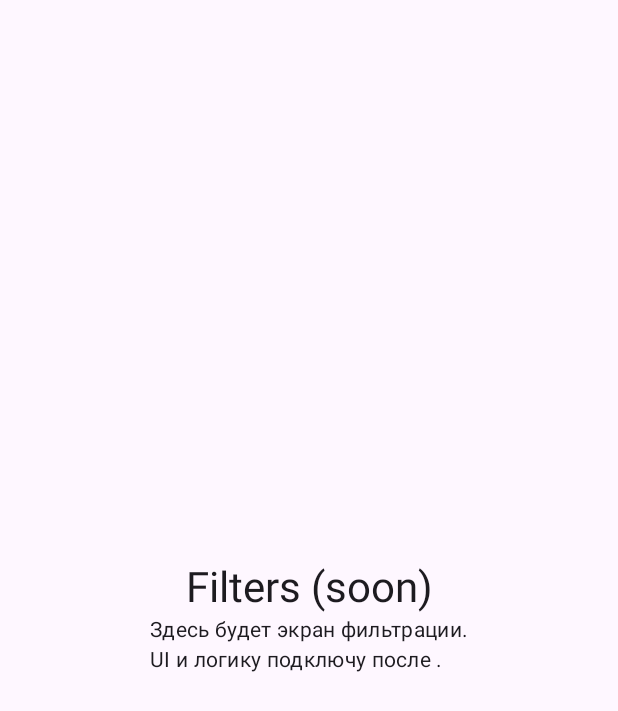
After one commit to DT5GEN/RickyMortia, an Android app built with Jetpack Compose: the composable FilterScreen shown on its own in the app's theme, on a phone screen of 412 x 824 dp. The commit adds this screen. Shown: the top 711 px of the screen. Run offline under Robolectric (Android 15) with nearby library versions, the phone set to English and light mode, and no system bars.

```diff
--- a/app/build.gradle.kts
+++ b/app/build.gradle.kts
@@ -79,6 +79,9 @@ dependencies {
     implementation(libs.room.ktx)
     implementation(libs.androidx.compose.foundation.layout)
     implementation(libs.androidx.foundation)
+    implementation(libs.androidx.core.splashscreen)
+    implementation(libs.androidx.ui)
+    implementation(libs.compose.material3)
     ksp(libs.room.compiler)
     implementation(libs.room.paging)
 
--- /dev/null
+++ b/app/src/main/java/com/dt5gen/rickymortia/ui/screens/FilterScreen.kt
@@ -0,0 +1,28 @@
+package com.dt5gen.rickymortia.ui.screens
+
+import androidx.compose.foundation.layout.Arrangement
+import androidx.compose.foundation.layout.Column
+import androidx.compose.foundation.layout.fillMaxSize
+import androidx.compose.material3.MaterialTheme
+import androidx.compose.material3.Text
+import androidx.compose.runtime.Composable
+import androidx.compose.ui.Alignment
+import androidx.compose.ui.Modifier
+
+@Composable
+fun FilterScreen() {
+    Column(
+        modifier = Modifier.fillMaxSize(),
+        horizontalAlignment = Alignment.CenterHorizontally,
+        verticalArrangement = Arrangement.Center
+    ) {
+        Text(
+            text = "Filters (soon)",
+            style = MaterialTheme.typography.headlineMedium
+        )
+        Text(
+            text = "Здесь будет экран фильтрации.\nUI и логику подключу после .",
+            style = MaterialTheme.typography.bodyMedium
+        )
+    }
+}
--- a/gradle/libs.versions.toml
+++ b/gradle/libs.versions.toml
@@ -21,6 +21,9 @@ paging = "3.3.2"
 coil = "2.7.0"
 foundationLayout = "1.9.3"
 foundation = "1.9.3"
+coreSplashscreen = "1.0.1"
+ui = "1.9.3"
+composeMaterial3 = "1.5.3"
 
 
 
@@ -71,6 +74,9 @@ androidx-compose-foundation-layout = { group = "androidx.compose.foundation", na
 
 androidx-compose-foundation = { module = "androidx.compose.foundation:foundation" }
 androidx-foundation = { group = "androidx.compose.foundation", name = "foundation", version.ref = "foundation" }
+androidx-core-splashscreen = { group = "androidx.core", name = "core-splashscreen", version.ref = "coreSplashscreen" }
+androidx-ui = { group = "androidx.compose.ui", name = "ui", version.ref = "ui" }
+compose-material3 = { group = "androidx.wear.compose", name = "compose-material3", version.ref = "composeMaterial3" }
 
 
 
```
Also changed, not shown: app/src/main/java/com/dt5gen/rickymortia/ui/AppRoot.kt (+107 -2 lines), app/src/main/java/com/dt5gen/rickymortia/ui/MainActivity.kt (+4 -3 lines), app/src/main/java/com/dt5gen/rickymortia/ui/screens/CharactersListScreen.kt (renamed from app/src/main/java/com/dt5gen/rickymortia/ui/CharactersListScreen.kt, +5 -4 lines), app/src/main/java/com/dt5gen/rickymortia/ui/screens/QuizScreen.kt (added, +28 -0 lines).
